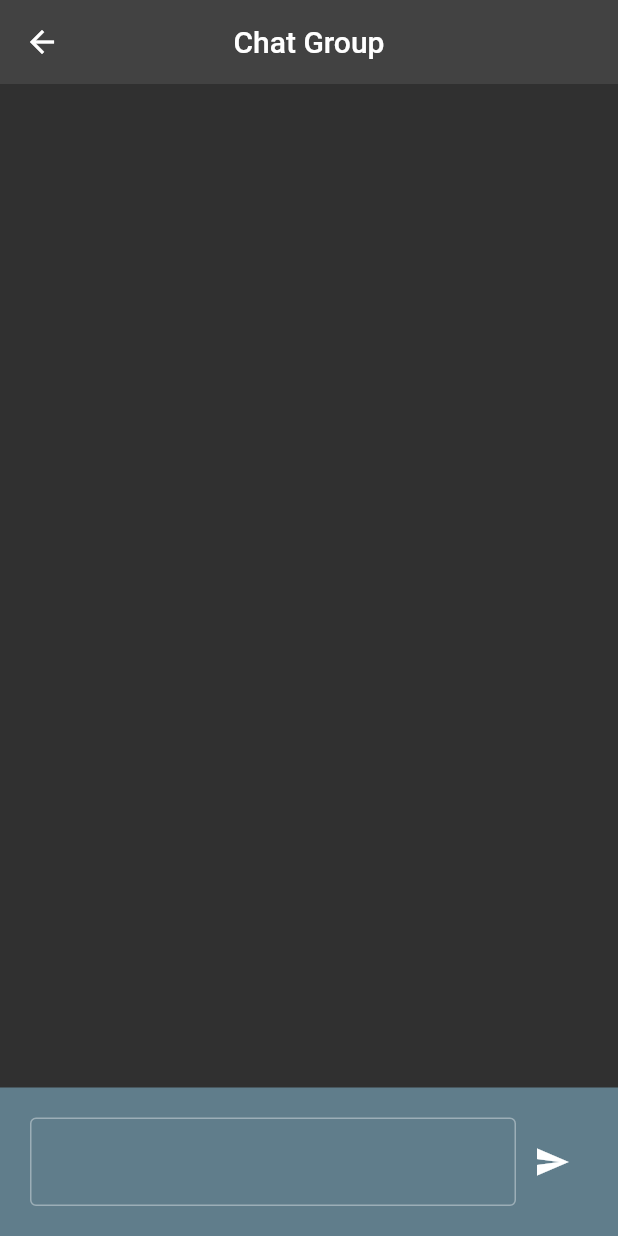
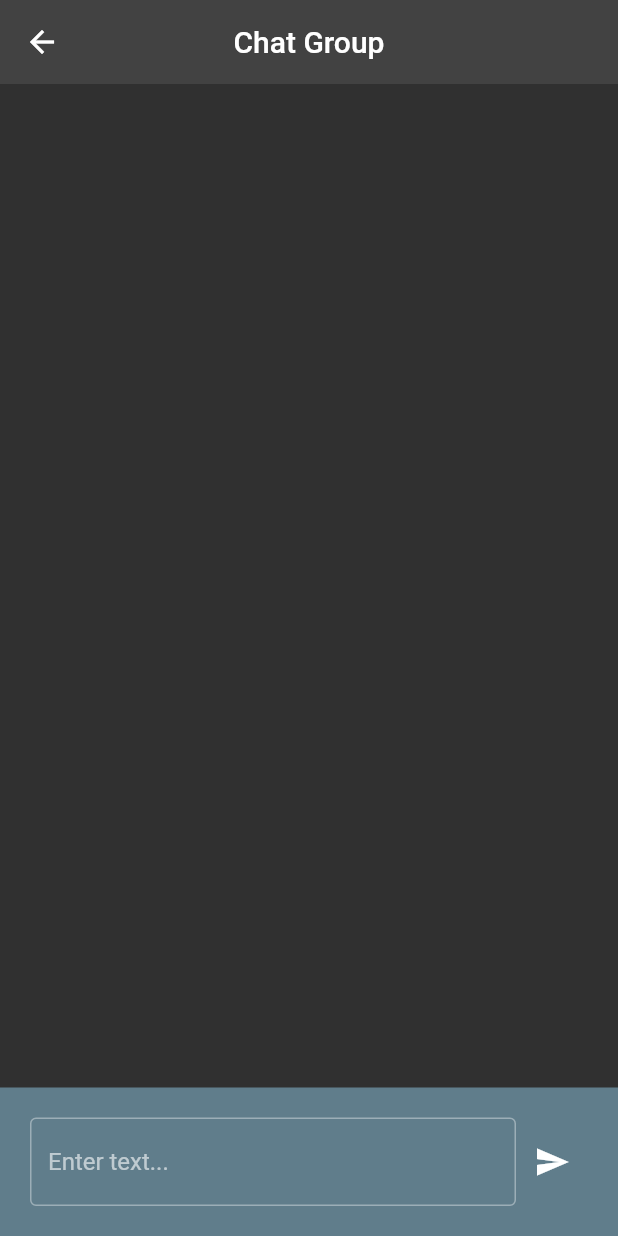
Before and after one commit to cmartin300/ChatAppTest, a Flutter app: the ChatPage screen opened directly, on a phone screen of 412 x 824 dp. Run offline on Flutter 3.47's test engine with Material 2 defaults, Android fonts, the phone set to English and light mode, and no system bars.

Commit message:
added hint text to Input TextField

```diff
--- a/lib/pages/chat_page.dart
+++ b/lib/pages/chat_page.dart
@@ -31,8 +31,8 @@ class _ChatPageState extends State<ChatPage> {
                 Expanded(
                   child: TextFormField(
                     decoration: InputDecoration(
-                      border: OutlineInputBorder(),
-                    ),
+                        border: OutlineInputBorder(),
+                        hintText: 'Enter text...'),
                   ),
                 ),
                 IconButton(
```
